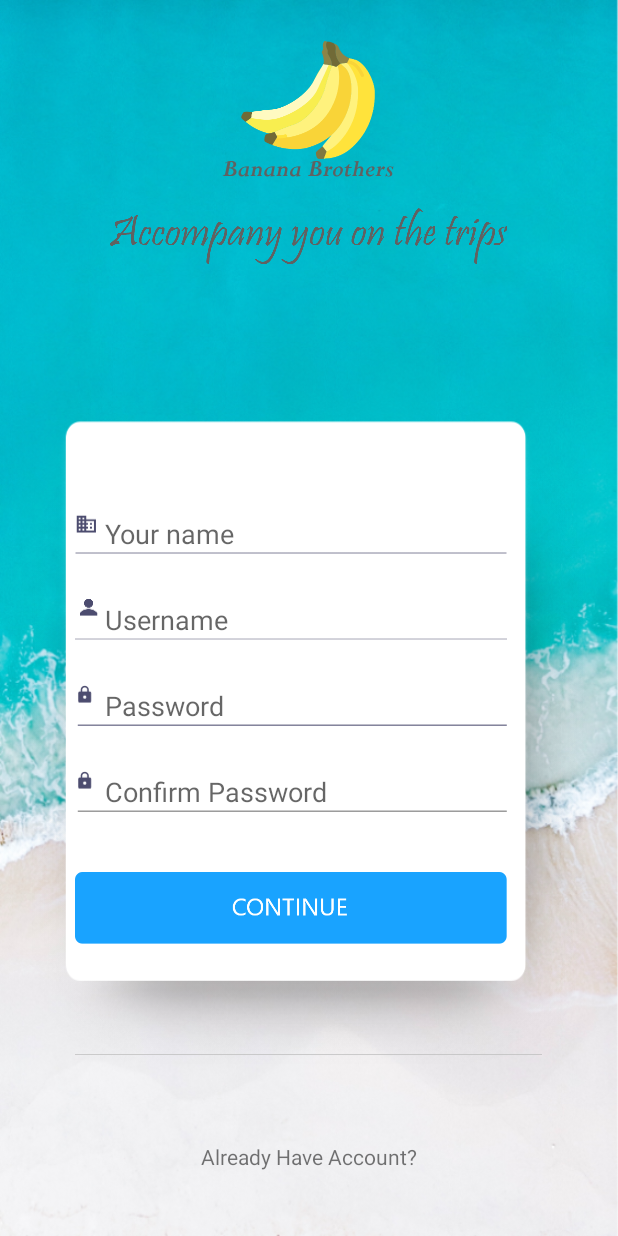
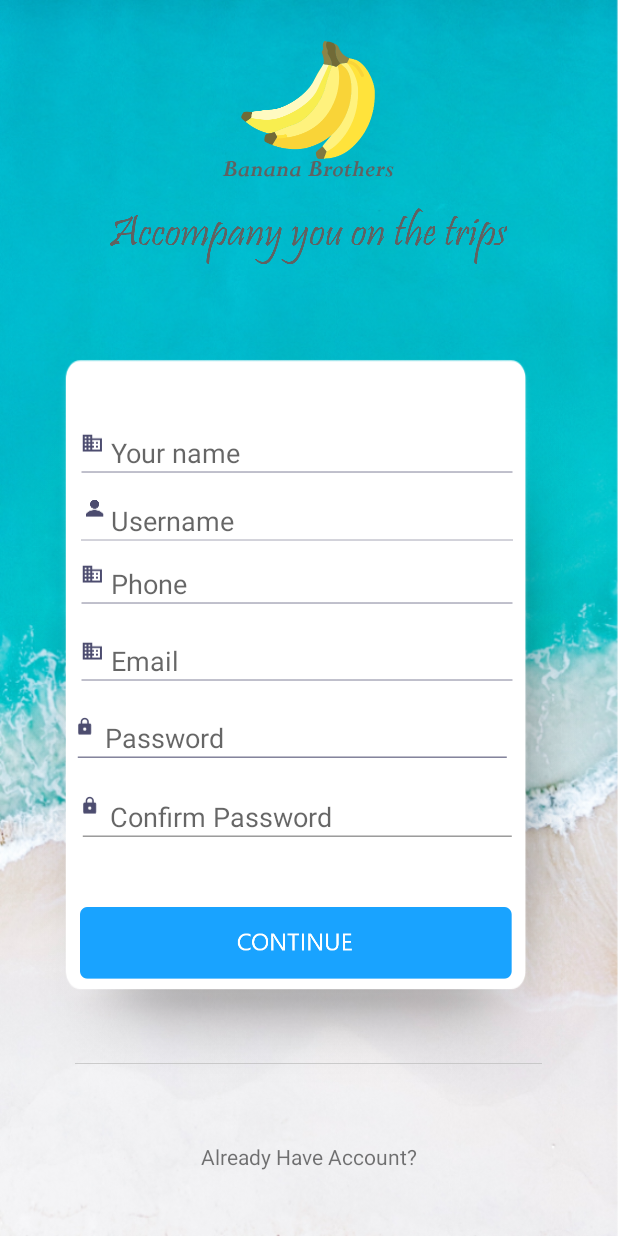
Before and after one commit to thogtq/HotelBookingApp, an Android app: the SignupActivity screen opened directly, with no data from a screen before it, on a phone screen of 412 x 824 dp. Run offline under Robolectric (Android 15) with nearby library versions, the phone set to English and light mode, and no system bars; Roboto replaces fonts that are not available here.

Commit message:
changed vs1.4--update SignUpActivity

```diff
--- a/app/src/main/AndroidManifest.xml
+++ b/app/src/main/AndroidManifest.xml
@@ -12,9 +12,9 @@
         android:theme="@style/AppTheme">
         <activity android:name=".SignupActivity"></activity>
         <activity android:name=".SigninActivity" />
-        <activity android:name=".MainActivity" />
+        <activity android:name=".LoadingActivity" />
         <activity
-            android:name=".LoadingActivity"
+            android:name=".MainActivity"
             android:label="@string/app_name">
             <intent-filter>
                 <action android:name="android.intent.action.MAIN" />
--- a/app/src/main/res/layout/activity_signup.xml
+++ b/app/src/main/res/layout/activity_signup.xml
@@ -22,7 +22,7 @@
     <android.support.constraint.ConstraintLayout
         android:id="@+id/constraintLayout2"
         android:layout_width="400dp"
-        android:layout_height="450dp"
+        android:layout_height="506dp"
         android:background="@drawable/signup_frame"
         app:layout_constraintBottom_toBottomOf="parent"
         app:layout_constraintEnd_toEndOf="parent"
@@ -42,16 +42,15 @@
             android:paddingLeft="20dp"
             app:layout_constraintBottom_toBottomOf="parent"
             app:layout_constraintEnd_toEndOf="parent"
-            app:layout_constraintHorizontal_bias="0.401"
+            app:layout_constraintHorizontal_bias="0.437"
             app:layout_constraintStart_toStartOf="parent"
             app:layout_constraintTop_toTopOf="parent"
-            app:layout_constraintVertical_bias="0.153" />
+            app:layout_constraintVertical_bias="0.108" />
 
         <EditText
             android:id="@+id/editText4"
             android:layout_width="288dp"
             android:layout_height="27.5dp"
-            android:layout_marginTop="30dp"
             android:background="@drawable/username"
             android:ems="10"
             android:hint="Username"
@@ -59,16 +58,15 @@
             android:paddingLeft="20dp"
             app:layout_constraintBottom_toBottomOf="parent"
             app:layout_constraintEnd_toEndOf="parent"
-            app:layout_constraintHorizontal_bias="0.401"
+            app:layout_constraintHorizontal_bias="0.437"
             app:layout_constraintStart_toStartOf="parent"
             app:layout_constraintTop_toBottomOf="@+id/editText3"
-            app:layout_constraintVertical_bias="0.0" />
+            app:layout_constraintVertical_bias="0.045" />
 
         <EditText
             android:id="@+id/editText5"
             android:layout_width="288dp"
             android:layout_height="27.5dp"
-            android:layout_marginTop="30dp"
             android:background="@drawable/password"
             android:ems="10"
             android:hint="Password"
@@ -78,14 +76,13 @@
             app:layout_constraintEnd_toEndOf="parent"
             app:layout_constraintHorizontal_bias="0.401"
             app:layout_constraintStart_toStartOf="parent"
-            app:layout_constraintTop_toBottomOf="@+id/editText4"
-            app:layout_constraintVertical_bias="0.0" />
+            app:layout_constraintTop_toBottomOf="@+id/editTextTextPersonName3"
+            app:layout_constraintVertical_bias="0.091" />
 
         <EditText
             android:id="@+id/editText6"
             android:layout_width="288dp"
             android:layout_height="27.5dp"
-            android:layout_marginTop="30dp"
             android:background="@drawable/signup_confirm_password"
             android:ems="10"
             android:hint="Confirm Password"
@@ -93,10 +90,10 @@
             android:paddingLeft="20dp"
             app:layout_constraintBottom_toBottomOf="parent"
             app:layout_constraintEnd_toEndOf="parent"
-            app:layout_constraintHorizontal_bias="0.401"
+            app:layout_constraintHorizontal_bias="0.43"
             app:layout_constraintStart_toStartOf="parent"
             app:layout_constraintTop_toBottomOf="@+id/editText5"
-            app:layout_constraintVertical_bias="0.0" />
+            app:layout_constraintVertical_bias="0.122" />
 
         <Button
             android:id="@+id/buttonContinue"
@@ -106,10 +103,10 @@
             android:background="@drawable/continue_buttton"
             app:layout_constraintBottom_toBottomOf="parent"
             app:layout_constraintEnd_toEndOf="parent"
-            app:layout_constraintHorizontal_bias="0.401"
+            app:layout_constraintHorizontal_bias="0.43"
             app:layout_constraintStart_toStartOf="parent"
-            app:layout_constraintTop_toBottomOf="@+id/editText6"
-            app:layout_constraintVertical_bias="0.0" />
+            app:layout_constraintTop_toTopOf="parent"
+            app:layout_constraintVertical_bias="0.787" />
 
         <ImageView
             android:id="@+id/imageView4"
@@ -119,9 +116,41 @@
             app:layout_constraintEnd_toEndOf="parent"
             app:layout_constraintHorizontal_bias="0.505"
             app:layout_constraintStart_toStartOf="parent"
-            app:layout_constraintTop_toBottomOf="@+id/buttonContinue"
-            app:layout_constraintVertical_bias="0.756"
+            app:layout_constraintTop_toTopOf="parent"
+            app:layout_constraintVertical_bias="0.936"
             app:srcCompat="@drawable/line" />
+
+        <EditText
+            android:id="@+id/editTextTextPersonName2"
+            android:layout_width="288dp"
+            android:layout_height="27.5dp"
+            android:background="@drawable/signup_your_name"
+            android:ems="10"
+            android:hint="Phone"
+            android:inputType="textPersonName"
+            android:paddingLeft="20dp"
+            app:layout_constraintBottom_toBottomOf="parent"
+            app:layout_constraintEnd_toEndOf="parent"
+            app:layout_constraintHorizontal_bias="0.437"
+            app:layout_constraintStart_toStartOf="parent"
+            app:layout_constraintTop_toBottomOf="@+id/editText4"
+            app:layout_constraintVertical_bias="0.042" />
+
+        <EditText
+            android:id="@+id/editTextTextPersonName3"
+            android:layout_width="288dp"
+            android:layout_height="27.5dp"
+            android:background="@drawable/signup_your_name"
+            android:ems="10"
+            android:hint="Email"
+            android:inputType="textPersonName"
+            android:paddingLeft="20dp"
+            app:layout_constraintBottom_toBottomOf="parent"
+            app:layout_constraintEnd_toEndOf="parent"
+            app:layout_constraintHorizontal_bias="0.437"
+            app:layout_constraintStart_toStartOf="parent"
+            app:layout_constraintTop_toBottomOf="@+id/editTextTextPersonName2"
+            app:layout_constraintVertical_bias="0.076" />
     </android.support.constraint.ConstraintLayout>
 
     <ImageView
```
